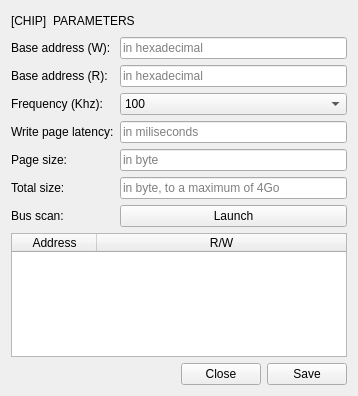
serma-safety-security/hardsploit-gui-ruby, file gui_designer/gui_i2c_settings.ui: the form before one commit.
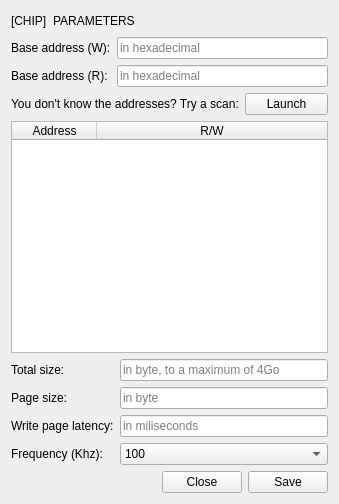
The form after the commit.

Patch:
```diff
--- a/gui_designer/gui_i2c_settings.ui
+++ b/gui_designer/gui_i2c_settings.ui
@@ -6,8 +6,8 @@
    <rect>
     <x>0</x>
     <y>0</y>
-    <width>358</width>
-    <height>396</height>
+    <width>339</width>
+    <height>504</height>
    </rect>
   </property>
   <property name="windowTitle">
@@ -48,15 +48,15 @@
       </layout>
      </item>
      <item>
-      <layout class="QFormLayout" name="fl">
-       <item row="1" column="0">
+      <layout class="QFormLayout" name="formLayout_2">
+       <item row="0" column="0">
         <widget class="QLabel" name="lbl_address_w">
          <property name="text">
           <string>Base address (W):</string>
          </property>
         </widget>
        </item>
-       <item row="1" column="1">
+       <item row="0" column="1">
         <widget class="QLineEdit" name="lie_address_w">
          <property name="maxLength">
           <number>2</number>
@@ -66,14 +66,14 @@
          </property>
         </widget>
        </item>
-       <item row="2" column="0">
+       <item row="1" column="0">
         <widget class="QLabel" name="lbl_address_r">
          <property name="text">
           <string>Base address (R):</string>
          </property>
         </widget>
        </item>
-       <item row="2" column="1">
+       <item row="1" column="1">
         <widget class="QLineEdit" name="lie_address_r">
          <property name="maxLength">
           <number>2</number>
@@ -83,6 +83,51 @@
          </property>
         </widget>
        </item>
+      </layout>
+     </item>
+     <item>
+      <layout class="QHBoxLayout" name="horizontalLayout">
+       <item>
+        <widget class="QLabel" name="label">
+         <property name="text">
+          <string>You don't know the addresses? Try a scan:</string>
+         </property>
+        </widget>
+       </item>
+       <item>
+        <widget class="QPushButton" name="btn_bus_scan">
+         <property name="text">
+          <string>Launch</string>
+         </property>
+        </widget>
+       </item>
+      </layout>
+     </item>
+     <item>
+      <widget class="QTableWidget" name="tbl_bus_scan">
+       <attribute name="horizontalHeaderDefaultSectionSize">
+        <number>85</number>
+       </attribute>
+       <attribute name="horizontalHeaderStretchLastSection">
+        <bool>true</bool>
+       </attribute>
+       <attribute name="verticalHeaderVisible">
+        <bool>false</bool>
+       </attribute>
+       <column>
+        <property name="text">
+         <string>Address</string>
+        </property>
+       </column>
+       <column>
+        <property name="text">
+         <string>R/W</string>
+        </property>
+       </column>
+      </widget>
+     </item>
+     <item>
+      <layout class="QFormLayout" name="formLayout">
        <item row="3" column="0">
         <widget class="QLabel" name="lbl_frequency">
          <property name="text">
@@ -109,35 +154,35 @@
          </item>
         </widget>
        </item>
-       <item row="6" column="0">
+       <item row="2" column="0">
+        <widget class="QLabel" name="lbl_write_page_latency">
+         <property name="text">
+          <string>Write page latency:</string>
+         </property>
+        </widget>
+       </item>
+       <item row="2" column="1">
+        <widget class="QLineEdit" name="lie_write_page_latency">
+         <property name="placeholderText">
+          <string>in miliseconds</string>
+         </property>
+        </widget>
+       </item>
+       <item row="1" column="0">
+        <widget class="QLabel" name="lbl_page_size">
+         <property name="text">
+          <string>Page size:</string>
+         </property>
+        </widget>
+       </item>
+       <item row="0" column="0">
         <widget class="QLabel" name="lbl_full_size">
          <property name="text">
           <string>Total size:</string>
          </property>
         </widget>
        </item>
-       <item row="6" column="1">
-        <widget class="QLineEdit" name="lie_total_size">
-         <property name="placeholderText">
-          <string>in byte, to a maximum of 4Go</string>
-         </property>
-        </widget>
-       </item>
-       <item row="7" column="0">
-        <widget class="QLabel" name="lbl_bus_scan">
-         <property name="text">
-          <string>Bus scan:</string>
-         </property>
-        </widget>
-       </item>
-       <item row="7" column="1">
-        <widget class="QPushButton" name="btn_bus_scan">
-         <property name="text">
-          <string>Launch</string>
-         </property>
-        </widget>
-       </item>
-       <item row="5" column="1">
+       <item row="1" column="1">
         <widget class="QLineEdit" name="lie_page_size">
          <property name="text">
           <string/>
@@ -147,52 +192,15 @@
          </property>
         </widget>
        </item>
-       <item row="5" column="0">
-        <widget class="QLabel" name="lbl_page_size">
-         <property name="text">
-          <string>Page size:</string>
-         </property>
-        </widget>
-       </item>
-       <item row="4" column="0">
-        <widget class="QLabel" name="lbl_write_page_latency">
-         <property name="text">
-          <string>Write page latency:</string>
-         </property>
-        </widget>
-       </item>
-       <item row="4" column="1">
-        <widget class="QLineEdit" name="lie_write_page_latency">
+       <item row="0" column="1">
+        <widget class="QLineEdit" name="lie_total_size">
          <property name="placeholderText">
-          <string>in miliseconds</string>
+          <string>in byte, to a maximum of 4Go</string>
          </property>
         </widget>
        </item>
       </layout>
      </item>
-     <item>
-      <widget class="QTableWidget" name="tbl_bus_scan">
-       <attribute name="horizontalHeaderDefaultSectionSize">
-        <number>85</number>
-       </attribute>
-       <attribute name="horizontalHeaderStretchLastSection">
-        <bool>true</bool>
-       </attribute>
-       <attribute name="verticalHeaderVisible">
-        <bool>false</bool>
-       </attribute>
-       <column>
-        <property name="text">
-         <string>Address</string>
-        </property>
-       </column>
-       <column>
-        <property name="text">
-         <string>R/W</string>
-        </property>
-       </column>
-      </widget>
-     </item>
      <item>
       <layout class="QHBoxLayout" name="hl">
        <item>
```
